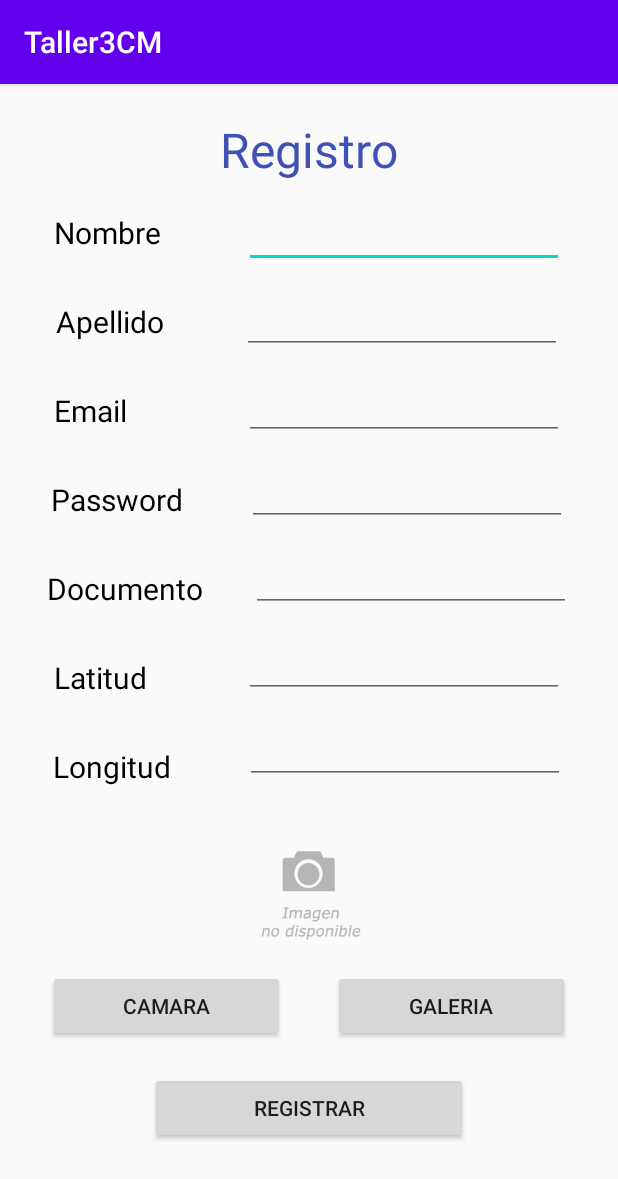
After one commit to LauraMarianaJimenezJimenez/Taller3CM, an Android app: the RegisterActivity screen opened directly, with no data from a screen before it, on a phone screen of 412 x 824 dp. The commit adds this screen. Shown: the top 1179 px of the screen. Run offline under Robolectric (Android 15) with nearby library versions, the phone set to English and light mode, and no system bars.

Commit message:
Created Register Activity

```diff
--- a/Taller3CM/app/src/main/java/com/example/taller3cm/MainActivity.java
+++ b/Taller3CM/app/src/main/java/com/example/taller3cm/MainActivity.java
@@ -40,6 +40,14 @@ public class MainActivity extends AppCompatActivity {
             @Override
             public void onClick(View view) {
                 loginUser();
+            }
+        });
+
+        btnSignup.setOnClickListener(new View.OnClickListener() {
+            @Override
+            public void onClick(View view) {
+                Intent intent = new Intent(getBaseContext(), RegisterActivity.class);
+                startActivity(intent);
             }
         });
     }
--- /dev/null
+++ b/Taller3CM/app/src/main/java/com/example/taller3cm/RegisterActivity.java
@@ -0,0 +1,130 @@
+package com.example.taller3cm;
+
+import androidx.annotation.Nullable;
+import androidx.appcompat.app.AppCompatActivity;
+import androidx.core.app.ActivityCompat;
+import androidx.core.content.ContextCompat;
+
+import android.Manifest;
+import android.content.Intent;
+import android.content.pm.PackageManager;
+import android.graphics.Bitmap;
+import android.graphics.BitmapFactory;
+import android.net.Uri;
+import android.os.Bundle;
+import android.provider.MediaStore;
+import android.view.View;
+import android.widget.Button;
+import android.widget.ImageView;
+import android.widget.Toast;
+
+import java.io.FileNotFoundException;
+import java.io.InputStream;
+
+public class RegisterActivity extends AppCompatActivity {
+
+    static final int IMAGE_PICKER_REQUEST = 1;
+    static final int REQUEST_IMAGE_CAPTURE = 2;
+    static final int MY_PERMISSION_REQUEST_READ_STORAGE = 0;
+
+    Button btnGaleria, btnCamara;
+    ImageView imgFoto;
+
+    @Override
+    protected void onCreate(Bundle savedInstanceState) {
+        super.onCreate(savedInstanceState);
+        setContentView(R.layout.activity_register);
+
+        btnGaleria = findViewById(R.id.btnGallery);
+        btnCamara = findViewById(R.id.btnCamera);
+        imgFoto = findViewById(R.id.imgPhoto);
+
+
+        btnGaleria.setOnClickListener(new View.OnClickListener() {
+            @Override
+            public void onClick(View view) {
+                addPhoto();
+                }
+        });
+
+
+        btnCamara.setOnClickListener(new View.OnClickListener() {
+            @Override
+            public void onClick(View view) {
+                takePicture();
+            }
+        });
+    }
+
+    private void takePicture() {
+        ActivityCompat.requestPermissions(this,new String[]{Manifest.permission.CAMERA},REQUEST_IMAGE_CAPTURE);
+        if (ContextCompat.checkSelfPermission(getBaseContext() , Manifest.permission.CAMERA)== PackageManager.PERMISSION_GRANTED)
+        {
+            Intent takePictureIntent = new Intent(MediaStore.ACTION_IMAGE_CAPTURE);
+            if (takePictureIntent.resolveActivity(getPackageManager()) != null) {
+                startActivityForResult(takePictureIntent, REQUEST_IMAGE_CAPTURE);
+            }
+        }
+
+    }
+
+    private void addPhoto() {
+        ActivityCompat.requestPermissions(this,new String[]{Manifest.permission.READ_EXTERNAL_STORAGE},IMAGE_PICKER_REQUEST);
+        if (ContextCompat.checkSelfPermission(getBaseContext(), Manifest.permission.READ_EXTERNAL_STORAGE) == PackageManager.PERMISSION_GRANTED) {
+            Intent pickImage = new Intent(Intent.ACTION_PICK);
+            pickImage.setType("image/*");
+            startActivityForResult(pickImage, IMAGE_PICKER_REQUEST);
+        }
+    }
+
+    @Override
+    public void onRequestPermissionsResult(int requestCode, String permissions[], int[] grantResults) {
+        switch (requestCode) {
+            case IMAGE_PICKER_REQUEST: {
+                // If request is cancelled, the result arrays are empty.
+                if (grantResults.length > 0 && grantResults[0] == PackageManager.PERMISSION_GRANTED) {
+                    addPhoto();
+                }
+                else{
+                    Toast toast = Toast. makeText(getApplicationContext(),"Permiso Denegado",Toast. LENGTH_SHORT);
+                    toast. setMargin(50,50);
+                    toast. show();
+                }
+                return;
+            }
+            case REQUEST_IMAGE_CAPTURE: {
+                if (grantResults.length > 0 && grantResults[0] == PackageManager.PERMISSION_GRANTED)
+                {
+                    takePicture();
+                }
+                else
+                {
+                    Toast toast = Toast. makeText(getApplicationContext(),"Permiso Denegado",Toast. LENGTH_SHORT);
+                    toast. setMargin(50,50);
+                    toast. show();
+                }
+                return;
+            }
+        }
+    }
+
+    @Override
+    protected void onActivityResult(int requestCode, int resultCode, @Nullable Intent data) {
+        super.onActivityResult(requestCode, resultCode, data);
+        if(requestCode == IMAGE_PICKER_REQUEST && resultCode == RESULT_OK){
+            try {
+                final Uri imageUri = data.getData();
+                final InputStream imageStream = getContentResolver().openInputStream(imageUri);
+                final Bitmap selectedImage = BitmapFactory.decodeStream(imageStream);
+                imgFoto.setImageBitmap(selectedImage);
+            } catch (FileNotFoundException e) {
+                e.printStackTrace();
+            }
+        }
+        if (requestCode == REQUEST_IMAGE_CAPTURE && resultCode == RESULT_OK) {
+            Bundle extras = data.getExtras();
+            Bitmap imageBitmap = (Bitmap) extras.get("data");
+            imgFoto.setImageBitmap(imageBitmap);
+        }
+    }
+}
--- /dev/null
+++ b/Taller3CM/app/src/main/res/layout/activity_register.xml
@@ -0,0 +1,227 @@
+<?xml version="1.0" encoding="utf-8"?>
+<androidx.constraintlayout.widget.ConstraintLayout xmlns:android="http://schemas.android.com/apk/res/android"
+    xmlns:app="http://schemas.android.com/apk/res-auto"
+    xmlns:tools="http://schemas.android.com/tools"
+    android:layout_width="match_parent"
+    android:layout_height="match_parent"
+    tools:context=".RegisterActivity">
+
+    <TextView
+        android:id="@+id/txtRegistro"
+        android:layout_width="wrap_content"
+        android:layout_height="wrap_content"
+        android:layout_marginTop="22dp"
+        android:text="Registro"
+        android:textColor="#3F51B5"
+        android:textSize="32sp"
+        app:layout_constraintEnd_toEndOf="parent"
+        app:layout_constraintStart_toStartOf="parent"
+        app:layout_constraintTop_toTopOf="parent" />
+
+    <TextView
+        android:id="@+id/txtName"
+        android:layout_width="wrap_content"
+        android:layout_height="wrap_content"
+        android:layout_marginTop="20dp"
+        android:text="Nombre    "
+        android:textColor="#000000"
+        android:textSize="20sp"
+        app:layout_constraintEnd_toStartOf="@+id/edtName"
+        app:layout_constraintStart_toStartOf="parent"
+        app:layout_constraintTop_toBottomOf="@+id/txtRegistro" />
+
+    <EditText
+        android:id="@+id/edtName"
+        android:layout_width="wrap_content"
+        android:layout_height="0dp"
+        android:layout_marginTop="12dp"
+        android:ems="10"
+        android:inputType="textPersonName"
+        app:layout_constraintEnd_toEndOf="parent"
+        app:layout_constraintStart_toEndOf="@+id/txtName"
+        app:layout_constraintTop_toBottomOf="@+id/txtRegistro" />
+
+    <TextView
+        android:id="@+id/txtLastName"
+        android:layout_width="wrap_content"
+        android:layout_height="wrap_content"
+        android:layout_marginTop="32dp"
+        android:text="Apellido   "
+        android:textColor="#000000"
+        android:textSize="20sp"
+        app:layout_constraintEnd_toStartOf="@+id/edtLastName"
+        app:layout_constraintStart_toStartOf="parent"
+        app:layout_constraintTop_toBottomOf="@+id/txtName" />
+
+    <EditText
+        android:id="@+id/edtLastName"
+        android:layout_width="wrap_content"
+        android:layout_height="wrap_content"
+        android:layout_marginTop="12dp"
+        android:ems="10"
+        android:inputType="textPersonName"
+        app:layout_constraintEnd_toEndOf="parent"
+        app:layout_constraintStart_toEndOf="@+id/txtLastName"
+        app:layout_constraintTop_toBottomOf="@+id/edtName" />
+
+    <TextView
+        android:id="@+id/txtEmail"
+        android:layout_width="wrap_content"
+        android:layout_height="wrap_content"
+        android:layout_marginTop="32dp"
+        android:text="Email         "
+        android:textColor="#000000"
+        android:textSize="20sp"
+        app:layout_constraintEnd_toStartOf="@+id/edtEmail"
+        app:layout_constraintStart_toStartOf="parent"
+        app:layout_constraintTop_toBottomOf="@+id/txtLastName" />
+
+    <EditText
+        android:id="@+id/edtEmail"
+        android:layout_width="wrap_content"
+        android:layout_height="wrap_content"
+        android:layout_marginTop="12dp"
+        android:ems="10"
+        android:inputType="textPersonName"
+        app:layout_constraintEnd_toEndOf="parent"
+        app:layout_constraintStart_toEndOf="@+id/txtEmail"
+        app:layout_constraintTop_toBottomOf="@+id/edtLastName" />
+
+    <TextView
+        android:id="@+id/extPass"
+        android:layout_width="wrap_content"
+        android:layout_height="wrap_content"
+        android:layout_marginTop="32dp"
+        android:text="Password  "
+        android:textColor="#000000"
+        android:textSize="20sp"
+        app:layout_constraintEnd_toStartOf="@+id/edtPass"
+        app:layout_constraintStart_toStartOf="parent"
+        app:layout_constraintTop_toBottomOf="@+id/txtEmail" />
+
+    <EditText
+        android:id="@+id/edtPass"
+        android:layout_width="wrap_content"
+        android:layout_height="wrap_content"
+        android:layout_marginTop="12dp"
+        android:ems="10"
+        android:inputType="textPassword"
+        app:layout_constraintEnd_toEndOf="parent"
+        app:layout_constraintStart_toEndOf="@+id/extPass"
+        app:layout_constraintTop_toBottomOf="@+id/edtEmail" />
+
+    <TextView
+        android:id="@+id/txtDocumento"
+        android:layout_width="wrap_content"
+        android:layout_height="wrap_content"
+        android:layout_marginTop="32dp"
+        android:text="Documento"
+        android:textColor="#000000"
+        android:textSize="20sp"
+        app:layout_constraintEnd_toStartOf="@+id/edtDocumento"
+        app:layout_constraintStart_toStartOf="parent"
+        app:layout_constraintTop_toBottomOf="@+id/extPass" />
+
+    <EditText
+        android:id="@+id/edtDocumento"
+        android:layout_width="wrap_content"
+        android:layout_height="wrap_content"
+        android:layout_marginTop="12dp"
+        android:ems="10"
+        android:inputType="number"
+        app:layout_constraintEnd_toEndOf="parent"
+        app:layout_constraintStart_toEndOf="@+id/txtDocumento"
+        app:layout_constraintTop_toBottomOf="@+id/edtPass" />
+
+    <TextView
+        android:id="@+id/txtLatitud"
+        android:layout_width="wrap_content"
+        android:layout_height="wrap_content"
+        android:layout_marginTop="32dp"
+        android:text="Latitud      "
+        android:textColor="#000000"
+        android:textSize="20sp"
+        app:layout_constraintEnd_toStartOf="@+id/edtLatitud"
+        app:layout_constraintStart_toStartOf="parent"
+        app:layout_constraintTop_toBottomOf="@+id/txtDocumento" />
+
+    <EditText
+        android:id="@+id/edtLatitud"
+        android:layout_width="wrap_content"
+        android:layout_height="wrap_content"
+        android:layout_marginTop="12dp"
+        android:ems="10"
+        android:inputType="number"
+        app:layout_constraintEnd_toEndOf="parent"
+        app:layout_constraintStart_toEndOf="@+id/txtLatitud"
+        app:layout_constraintTop_toBottomOf="@+id/edtDocumento" />
+
+    <TextView
+        android:id="@+id/txtLongitud"
+        android:layout_width="wrap_content"
+        android:layout_height="wrap_content"
+        android:layout_marginTop="32dp"
+        android:text="Longitud   "
+        android:textColor="#000000"
+        android:textSize="20sp"
+        app:layout_constraintEnd_toStartOf="@+id/edtLongitud"
+        app:layout_constraintStart_toStartOf="parent"
+        app:layout_constraintTop_toBottomOf="@+id/txtLatitud" />
+
+    <EditText
+        android:id="@+id/edtLongitud"
+        android:layout_width="wrap_content"
+        android:layout_height="wrap_content"
+        android:layout_marginTop="12dp"
+        android:ems="10"
+        android:inputType="number"
+        app:layout_constraintEnd_toEndOf="parent"
+        app:layout_constraintStart_toEndOf="@+id/txtLongitud"
+        app:layout_constraintTop_toBottomOf="@+id/edtLatitud" />
+
+    <ImageView
+        android:id="@+id/imgPhoto"
+        android:layout_width="100dp"
+        android:layout_height="100dp"
+        android:layout_marginTop="12dp"
+        app:layout_constraintEnd_toEndOf="parent"
+        app:layout_constraintStart_toStartOf="parent"
+        app:layout_constraintTop_toBottomOf="@+id/edtLongitud"
+        app:srcCompat="@drawable/nodisponible" />
+
+    <Button
+        android:id="@+id/btnCamera"
+        android:layout_width="0dp"
+        android:layout_height="wrap_content"
+        android:layout_marginStart="32dp"
+        android:layout_marginTop="12dp"
+        android:layout_marginEnd="32dp"
+        android:text="Camara"
+        app:layout_constraintEnd_toStartOf="@+id/btnGallery"
+        app:layout_constraintStart_toStartOf="parent"
+        app:layout_constraintTop_toBottomOf="@+id/imgPhoto" />
+
+    <Button
+        android:id="@+id/btnGallery"
+        android:layout_width="0dp"
+        android:layout_height="wrap_content"
+        android:layout_marginTop="12dp"
+        android:layout_marginEnd="32dp"
+        android:text="Galeria"
+        app:layout_constraintEnd_toEndOf="parent"
+        app:layout_constraintStart_toEndOf="@+id/btnCamera"
+        app:layout_constraintTop_toBottomOf="@+id/imgPhoto" />
+
+    <Button
+        android:id="@+id/btnRegistrar"
+        android:layout_width="0dp"
+        android:layout_height="wrap_content"
+        android:layout_marginStart="100dp"
+        android:layout_marginTop="80dp"
+        android:layout_marginEnd="100dp"
+        android:text="Registrar"
+        app:layout_constraintEnd_toEndOf="parent"
+        app:layout_constraintStart_toStartOf="parent"
+        app:layout_constraintTop_toBottomOf="@+id/imgPhoto" />
+
+</androidx.constraintlayout.widget.ConstraintLayout>
```
Also changed, not shown: Taller3CM/app/src/main/AndroidManifest.xml (+11 -1 lines), Taller3CM/app/src/main/res/drawable-v24/nodisponible.png (added).
